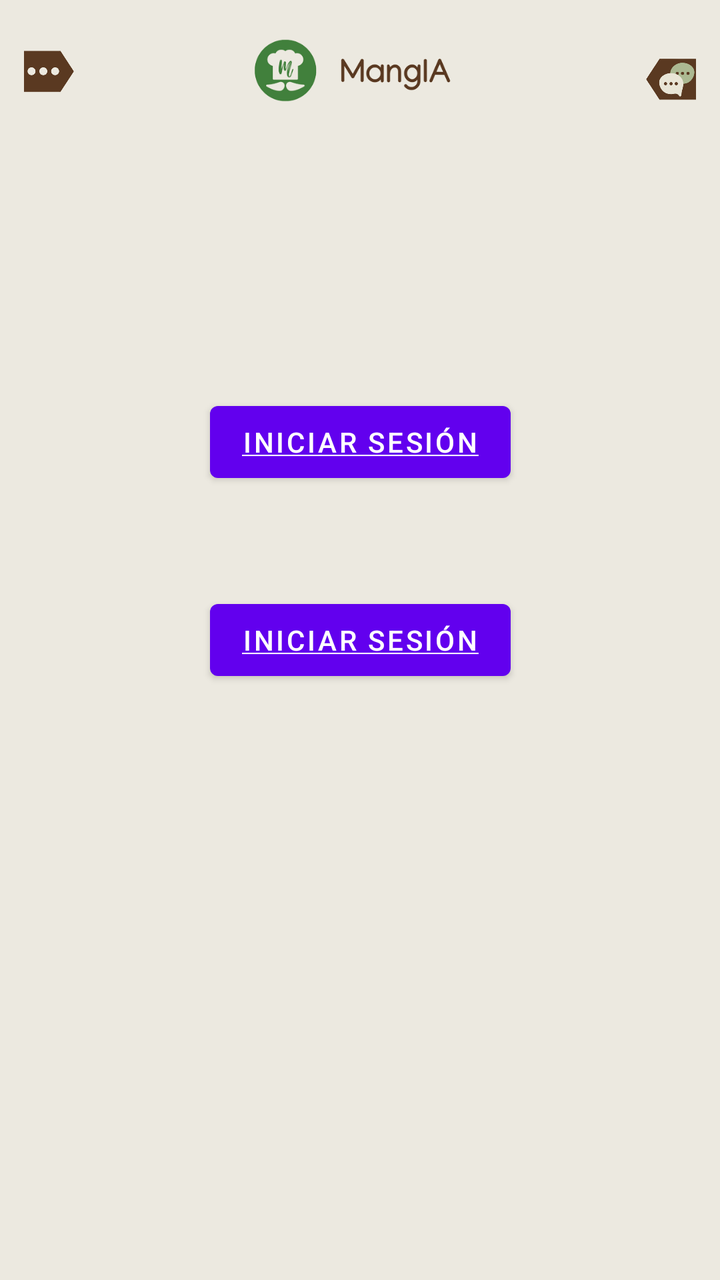
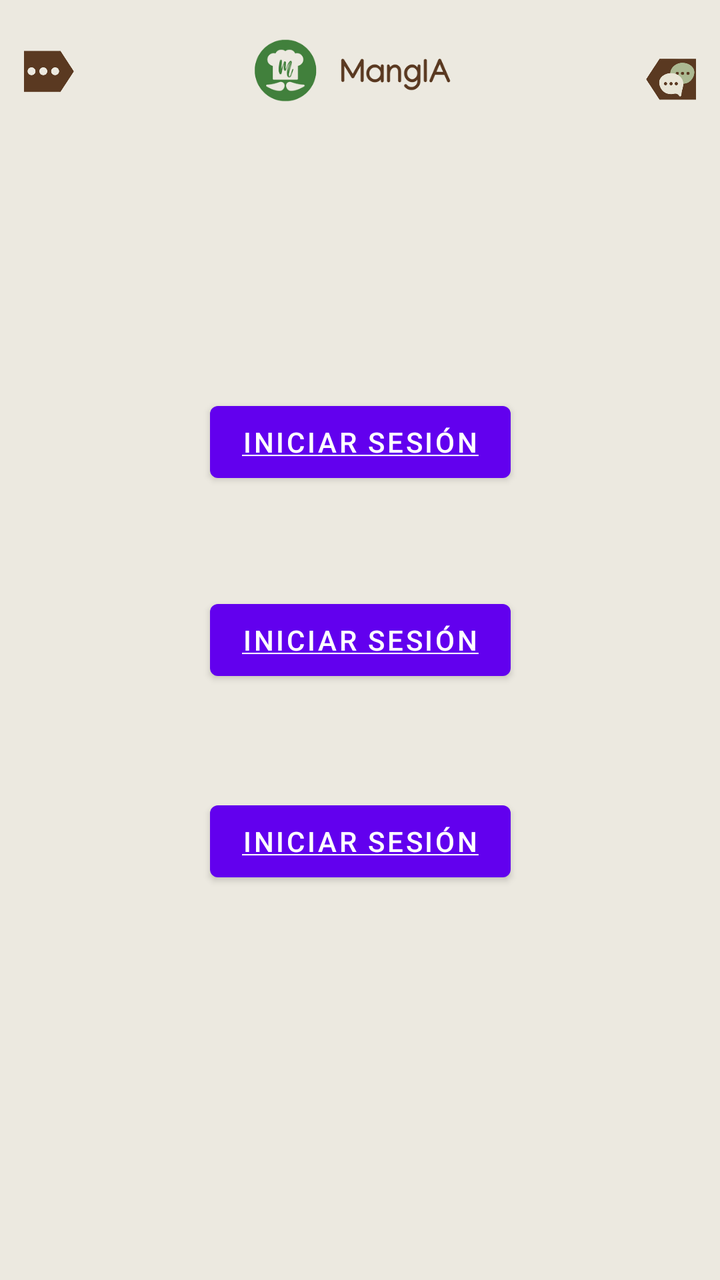

Two renders of the same Android screen: before a commit and after it. Below are the layout's source before the change and the commit's diff.
<!-- AndroidManifest.xml: application theme Theme.MangIA -->
<!-- res/layout/activity_main.xml -->
<?xml version="1.0" encoding="utf-8"?>
<androidx.drawerlayout.widget.DrawerLayout
    xmlns:android="http://schemas.android.com/apk/res/android"
    xmlns:app="http://schemas.android.com/apk/res-auto"
    xmlns:tools="http://schemas.android.com/tools"
    android:id="@+id/drawerLayout"
    android:layout_width="match_parent"
    android:layout_height="match_parent"
    android:background="@color/primaryColor"
    tools:context=".MainActivity" >

    <androidx.constraintlayout.widget.ConstraintLayout
        android:layout_width="match_parent"
        android:layout_height="match_parent">
        <androidx.appcompat.widget.Toolbar
            android:id="@+id/toolbar"
            android:layout_width="match_parent"
            android:layout_height="75dp"
            android:background="@color/primaryColor"
            app:layout_constraintEnd_toEndOf="parent"
            app:layout_constraintStart_toStartOf="parent"
            app:layout_constraintTop_toTopOf="parent" />
        <Button
            android:id="@+id/btnSalir"
            android:layout_width="wrap_content"
            android:layout_height="wrap_content"
            android:text="@string/pLogin"
            app:layout_constraintBottom_toBottomOf="parent"
            app:layout_constraintEnd_toEndOf="parent"
            app:layout_constraintStart_toStartOf="parent"
            app:layout_constraintTop_toTopOf="parent" />

        <Button
            android:id="@+id/btnEP"
            android:layout_width="wrap_content"
            android:layout_height="wrap_content"
            android:text="@string/pLogin"
            app:layout_constraintBottom_toBottomOf="parent"
            app:layout_constraintEnd_toEndOf="parent"
            app:layout_constraintStart_toStartOf="parent"
            app:layout_constraintTop_toTopOf="parent"
            app:layout_constraintVertical_bias="0.333" />

        <ImageButton
            android:id="@+id/imbOptionM"
            android:layout_width="50dp"
            android:layout_height="50dp"
            android:backgroundTint="@color/primaryColor"
            android:scaleType="fitStart"
            app:layout_constraintBottom_toBottomOf="@+id/toolbar"
            app:layout_constraintStart_toStartOf="parent"
            app:layout_constraintTop_toTopOf="parent"
            app:srcCompat="@drawable/optionflag" />

        <ImageButton
            android:id="@+id/imbChatM"
            android:layout_width="50dp"
            android:layout_height="50dp"
            android:backgroundTint="@color/primaryColor"
            android:scaleType="fitEnd"
            app:layout_constraintBottom_toBottomOf="@+id/toolbar"
            app:layout_constraintEnd_toEndOf="@+id/toolbar"
            app:layout_constraintTop_toTopOf="@+id/toolbar"
            app:srcCompat="@drawable/chatflag" />

        <ImageButton
            android:id="@+id/imbHomeM"
            style="@android:style/Widget.ImageButton"
            android:layout_width="150dp"
            android:layout_height="60dp"
            android:backgroundTint="@color/primaryColor"
            android:scaleType="fitCenter"
            app:layout_constraintBottom_toBottomOf="@+id/toolbar"
            app:layout_constraintEnd_toEndOf="parent"
            app:layout_constraintStart_toStartOf="parent"
            app:layout_constraintTop_toTopOf="parent"
            app:srcCompat="@drawable/homeflag" />

    </androidx.constraintlayout.widget.ConstraintLayout>

    <com.google.android.material.navigation.NavigationView
        android:id="@+id/navView"
        android:layout_width="wrap_content"
        android:layout_height="match_parent"
        android:layout_gravity="start"
        android:fitsSystemWindows="true"/>

</androidx.drawerlayout.widget.DrawerLayout>
<!-- resources referenced by this layout -->
<resources>
  <color name="primaryColor">#ECE9E0</color>
  <!-- drawable chatflag: png bitmap (drawable, 14326 bytes) -->
  <!-- drawable homeflag: png bitmap (drawable, 26406 bytes) -->
  <!-- drawable optionflag: png bitmap (drawable, 8524 bytes) -->
  <string name="pLogin"><u>Iniciar Sesión</u></string>
  <style name="Theme.MangIA" parent="Theme.MaterialComponents.DayNight.NoActionBar">
          
          
          
      </style>
</resources>

<!-- the commit's change to res/layout/activity_main.xml (unified diff, before → after) -->
@@ -29,6 +29,18 @@
             app:layout_constraintEnd_toEndOf="parent"
             app:layout_constraintStart_toStartOf="parent"
             app:layout_constraintTop_toTopOf="parent" />
+
+        <Button
+            android:id="@+id/btnHome"
+            android:layout_width="wrap_content"
+            android:layout_height="wrap_content"
+            android:text="@string/pLogin"
+            app:layout_constraintBottom_toBottomOf="parent"
+            app:layout_constraintEnd_toEndOf="parent"
+            app:layout_constraintHorizontal_bias="0.501"
+            app:layout_constraintStart_toStartOf="parent"
+            app:layout_constraintTop_toTopOf="parent"
+            app:layout_constraintVertical_bias="0.67" />
 
         <Button
             android:id="@+id/btnEP"
